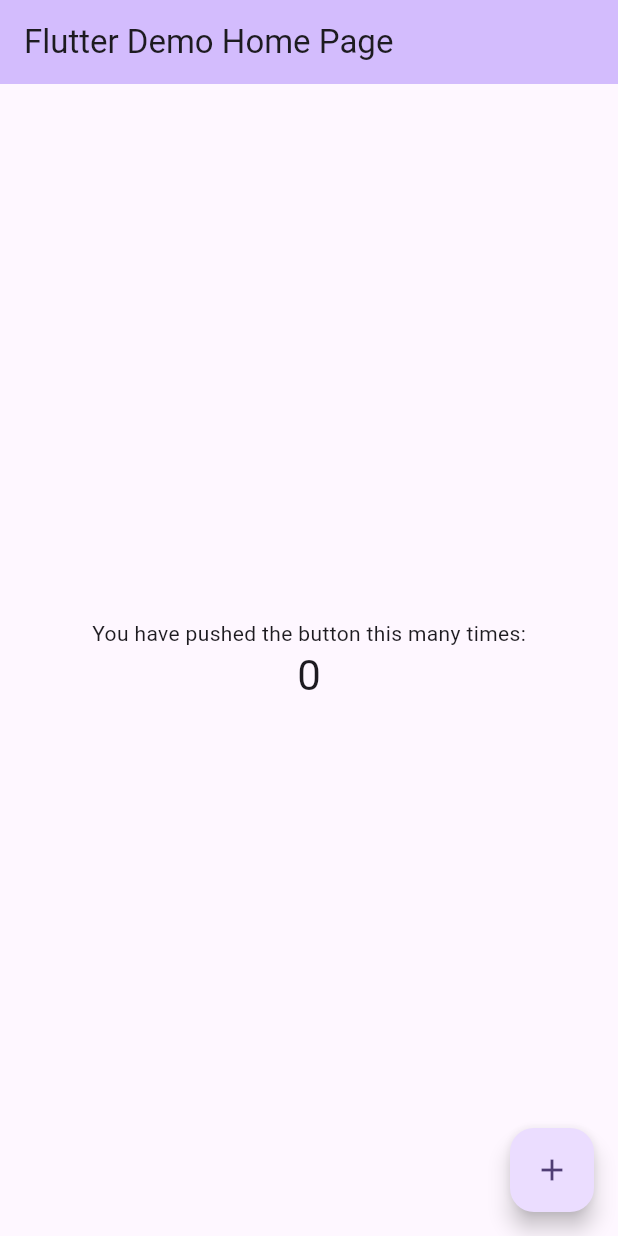
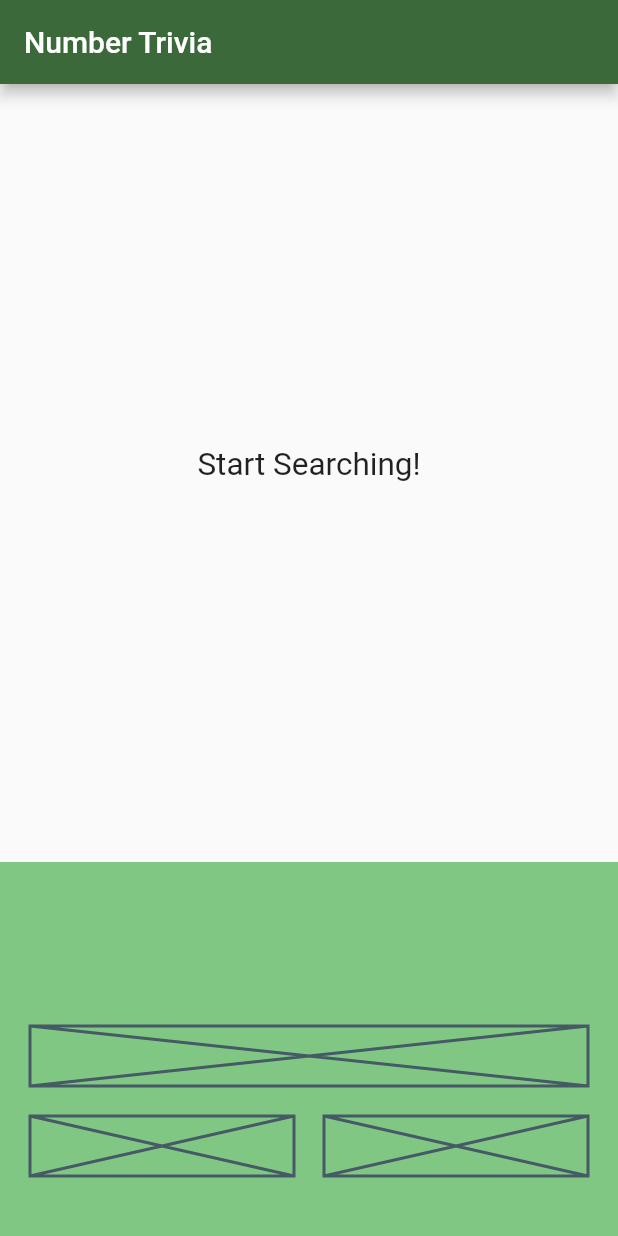
Before and after one commit to eliascreates/Number_Trivia, a Flutter app: the screen it shows after launch, on a phone screen of 412 x 824 dp. Run offline on Flutter 3.47's test engine with Material 2 defaults, Android fonts, the phone set to English and light mode, and no system bars; our stand-ins replace dartz, equatable, flutter_bloc, get_it, internet_connection_checker, shared_preferences.

Commit message:
implement get_it for service locator operations (di) and implement top_trivia_description

```diff
--- /dev/null
+++ b/lib/core/constants/strings.dart
@@ -0,0 +1,5 @@
+final class Strings {
+
+  static const String newMessage = "Start Searching!";
+
+}
--- /dev/null
+++ b/lib/features/number_trivia/presentation/pages/number_trivia_page.dart
@@ -0,0 +1,46 @@
+import 'package:examplenumbertrivia/core/util/input_converter.dart';
+import 'package:examplenumbertrivia/features/number_trivia/domain/usecases/get_concrete_number_trivia.dart';
+import 'package:examplenumbertrivia/features/number_trivia/domain/usecases/get_random_number_trivia.dart';
+import 'package:examplenumbertrivia/injector_container.dart';
+import 'package:flutter/material.dart';
+import 'package:flutter_bloc/flutter_bloc.dart';
+import '../widgets/widgets.dart';
+import '../bloc/number_trivia_bloc.dart';
+
+class NumberTriviaPage extends StatelessWidget {
+  const NumberTriviaPage({super.key});
+
+  @override
+  Widget build(BuildContext context) {
+    return Scaffold(
+      appBar: AppBar(
+        title: const Text('Number Trivia'),
+      ),
+      body: BlocProvider<NumberTriviaBloc>(
+        create: (context) => NumberTriviaBloc(
+          concrete: sl<GetConcreteNumberTrivia>(),
+          random: sl<GetRandomNumberTrivia>(),
+          inputConverter: sl<InputConverter>(),
+        ),
+        child: const NumberTriviaView(),
+      ),
+    );
+  }
+}
+
+class NumberTriviaView extends StatelessWidget {
+  const NumberTriviaView({super.key});
+
+  @override
+  Widget build(BuildContext context) {
+    return const Column(
+      children: [
+        //* TOP HALF
+        /* const  */ Expanded(flex: 2, child: TopTriviaDescription()),
+        /* const  */ SizedBox(height: 20),
+        //* BOTTOM HALF
+        /* const  */ Expanded(flex: 1, child: BottomTriviaInteractions()),
+      ],
+    );
+  }
+}
--- /dev/null
+++ b/lib/features/number_trivia/presentation/widgets/bottom_trivia_interactions.dart
@@ -0,0 +1,41 @@
+import 'package:flutter/material.dart';
+
+class BottomTriviaInteractions extends StatelessWidget {
+  const BottomTriviaInteractions({super.key});
+
+  @override
+  Widget build(BuildContext context) {
+    return Container(
+      padding: const EdgeInsets.symmetric(horizontal: 20).copyWith(bottom: 40),
+      alignment: Alignment.bottomCenter,
+      color: Colors.green.shade300,
+      child: const Column(
+        mainAxisSize: MainAxisSize.min,
+        children: [
+          Placeholder(fallbackHeight: 40),
+          SizedBox(height: 20),
+          Row(
+            mainAxisAlignment: MainAxisAlignment.spaceBetween,
+            children: [
+              Expanded(
+                child: Placeholder(
+                  fallbackHeight: 40,
+                ),
+              ),
+              SizedBox(width: 20),
+              Expanded(
+                child: Placeholder(
+                  fallbackHeight: 40,
+                ),
+              )
+            ],
+          )
+
+          // const Center(
+          //   child: Text("Number Trivia"),
+          // ),
+        ],
+      ),
+    );
+  }
+}
--- /dev/null
+++ b/lib/features/number_trivia/presentation/widgets/message_display.dart
@@ -0,0 +1,21 @@
+part of 'top_trivia_description.dart';
+
+class MessageDisplay extends StatelessWidget {
+  const MessageDisplay({super.key, required this.message});
+  final String message;
+
+  @override
+  Widget build(BuildContext context) {
+    final textTheme = Theme.of(context).textTheme;
+    return SingleChildScrollView(
+      physics: const BouncingScrollPhysics(),
+      scrollDirection: Axis.vertical,
+      child: Text(
+        message,
+        style: textTheme.bodyMedium,
+        textScaleFactor: 1.5,
+        textAlign: TextAlign.center,
+      ),
+    );
+  }
+}
--- /dev/null
+++ b/lib/features/number_trivia/presentation/widgets/top_trivia_description.dart
@@ -0,0 +1,38 @@
+import 'package:flutter/material.dart';
+import 'package:flutter_bloc/flutter_bloc.dart';
+
+import 'package:examplenumbertrivia/core/constants/strings.dart';
+
+import '../../domain/entities/number_trivia.dart';
+import '../bloc/number_trivia_bloc.dart';
+
+part 'message_display.dart';
+part 'trivia_display.dart';
+
+class TopTriviaDescription extends StatelessWidget {
+  const TopTriviaDescription({super.key});
+
+  @override
+  Widget build(BuildContext context) {
+    return Padding(
+      padding: const EdgeInsets.all(10).copyWith(top: 20),
+      child: Center(
+        child: BlocBuilder<NumberTriviaBloc, NumberTriviaState>(
+          builder: (context, state) {
+            if (state is NumberTriviaLoadInProgress) {
+              return const CircularProgressIndicator();
+            } else if (state is NumberTriviaLoadSuccess) {
+              return TriviaDisplay(numberTrivia: state.numberTrivia);
+            } else if (state is NumberTriviaLoadFailure) {
+              return MessageDisplay(message: state.errorMessage);
+            } else if (state is NumberTriviaInitial) {
+              return const MessageDisplay(message: Strings.newMessage);
+            }
+
+            return const Text("Welcome");
+          },
+        ),
+      ),
+    );
+  }
+}
--- /dev/null
+++ b/lib/features/number_trivia/presentation/widgets/trivia_display.dart
@@ -0,0 +1,23 @@
+part of 'top_trivia_description.dart';
+
+class TriviaDisplay extends StatelessWidget {
+  const TriviaDisplay({super.key, required this.numberTrivia});
+
+  final NumberTrivia numberTrivia;
+
+  @override
+  Widget build(BuildContext context) {
+    final textTheme = Theme.of(context).textTheme;
+    return Column(
+      children: [
+        Text(
+          numberTrivia.number.toString(),
+          style: textTheme.titleLarge,
+          textScaleFactor: 1.5,
+        ),
+        const SizedBox(height: 20),
+        Expanded(child: MessageDisplay(message: numberTrivia.text)),
+      ],
+    );
+  }
+}
--- /dev/null
+++ b/lib/features/number_trivia/presentation/widgets/widgets.dart
@@ -0,0 +1,2 @@
+export 'bottom_trivia_interactions.dart';
+export 'top_trivia_description.dart';
--- /dev/null
+++ b/lib/injector_container.dart
@@ -0,0 +1,57 @@
+import 'package:examplenumbertrivia/core/network/network_info.dart';
+import 'package:examplenumbertrivia/features/number_trivia/data/datasources/number_trivia_local_data_source.dart';
+import 'package:examplenumbertrivia/features/number_trivia/data/datasources/number_trivia_remote_data_source.dart';
+import 'package:examplenumbertrivia/features/number_trivia/data/repositories/number_trivia_repository_impl.dart';
+import 'package:internet_connection_checker/internet_connection_checker.dart';
+import 'package:shared_preferences/shared_preferences.dart';
+import 'features/number_trivia/domain/repositories/number_trivia_repository.dart';
+import 'features/number_trivia/domain/usecases/get_concrete_number_trivia.dart';
+import 'features/number_trivia/domain/usecases/get_random_number_trivia.dart';
+import 'package:examplenumbertrivia/core/util/input_converter.dart';
+import 'package:get_it/get_it.dart';
+import 'package:http/http.dart' as http;
+
+final sl = GetIt.instance;
+
+Future<void> init() async {
+  //? FEATURES - Number Trivia
+
+  //Use cases
+  sl.registerLazySingleton(() => GetConcreteNumberTrivia(sl()));
+  sl.registerLazySingleton(() => GetRandomNumberTrivia(sl()));
+
+  // Repository
+  sl.registerLazySingleton<NumberTriviaRepository>(
+    () => NumberTriviaRepositoryImpl(
+      numberTriviaRemoteDataSource: sl(),
+      numberTriviaLocalDataSource: sl(),
+      networkInfo: sl(),
+    ),
+  );
+
+  // Data Sources
+  sl.registerLazySingleton<NumberTriviaRemoteDataSource>(
+      () => NumberTriviaRemoteDataSourceImpl(client: sl()));
+
+  sl.registerLazySingleton<NumberTriviaLocalDataSource>(
+      () => NumberTriviaLocalDataSourceImpl(sharedPreferences: sl()));
+
+  //? CORE
+  sl.registerLazySingleton(() => InputConverter());
+
+  sl.registerLazySingleton<NetworkInfo>(
+      () => NetworkInfoImpl(dataConnectionChecker: sl()));
+
+  //? EXTERNAL
+
+  //TODO: Check the get_it documentation for this
+  // sl.registerLazySingletonAsync<SharedPreferences>(
+  //     () async => await SharedPreferences.getInstance());
+
+  final sharedPreferences = await SharedPreferences.getInstance();
+
+  sl.registerLazySingleton<SharedPreferences>(() => sharedPreferences);
+
+  sl.registerLazySingleton(() => http.Client());
+  sl.registerLazySingleton(() => InternetConnectionChecker());
+}
--- a/lib/main.dart
+++ b/lib/main.dart
@@ -1,125 +1,28 @@
 import 'package:flutter/material.dart';
 
-void main() {
+import 'package:examplenumbertrivia/features/number_trivia/presentation/pages/number_trivia_page.dart';
+
+import 'injector_container.dart' as di;
+
+void main() async {
+  WidgetsFlutterBinding.ensureInitialized();
+  await di.init();
   runApp(const MyApp());
 }
 
 class MyApp extends StatelessWidget {
   const MyApp({super.key});
 
-  // This widget is the root of your application.
   @override
   Widget build(BuildContext context) {
     return MaterialApp(
-      title: 'Flutter Demo',
+      debugShowCheckedModeBanner: false,
+      title: 'Number Trivia',
       theme: ThemeData(
-        // This is the theme of your application.
-        //
-        // TRY THIS: Try running your application with "flutter run". You'll see
-        // the application has a blue toolbar. Then, without quitting the app,
-        // try changing the seedColor in the colorScheme below to Colors.green
-        // and then invoke "hot reload" (save your changes or press the "hot
-        // reload" button in a Flutter-supported IDE, or press "r" if you used
-        // the command line to start the app).
-        //
-        // Notice that the counter didn't reset back to zero; the application
-        // state is not lost during the reload. To reset the state, use hot
-        // restart instead.
-        //
-        // This works for code too, not just values: Most code changes can be
-        // tested with just a hot reload.
-        colorScheme: ColorScheme.fromSeed(seedColor: Colors.deepPurple),
-        useMaterial3: true,
+        primaryColor: Colors.green.shade800,
+        colorScheme: ColorScheme.fromSeed(seedColor: Colors.green),
       ),
-      home: const MyHomePage(title: 'Flutter Demo Home Page'),
+      home: const NumberTriviaPage(),
     );
   }
 }
-
-class MyHomePage extends StatefulWidget {
-  const MyHomePage({super.key, required this.title});
-
-  // This widget is the home page of your application. It is stateful, meaning
-  // that it has a State object (defined below) that contains fields that affect
-  // how it looks.
-
-  // This class is the configuration for the state. It holds the values (in this
-  // case the title) provided by the parent (in this case the App widget) and
-  // used by the build method of the State. Fields in a Widget subclass are
-  // always marked "final".
-
-  final String title;
-
-  @override
-  State<MyHomePage> createState() => _MyHomePageState();
-}
-
-class _MyHomePageState extends State<MyHomePage> {
-  int _counter = 0;
-
-  void _incrementCounter() {
-    setState(() {
-      // This call to setState tells the Flutter framework that something has
-      // changed in this State, which causes it to rerun the build method below
-      // so that the display can reflect the updated values. If we changed
-      // _counter without calling setState(), then the build method would not be
-      // called again, and so nothing would appear to happen.
-      _counter++;
-    });
-  }
-
-  @override
-  Widget build(BuildContext context) {
-    // This method is rerun every time setState is called, for instance as done
-    // by the _incrementCounter method above.
-    //
-    // The Flutter framework has been optimized to make rerunning build methods
-    // fast, so that you can just rebuild anything that needs updating rather
-    // than having to individually change instances of widgets.
-    return Scaffold(
-      appBar: AppBar(
-        // TRY THIS: Try changing the color here to a specific color (to
-        // Colors.amber, perhaps?) and trigger a hot reload to see the AppBar
-        // change color while the other colors stay the same.
-        backgroundColor: Theme.of(context).colorScheme.inversePrimary,
-        // Here we take the value from the MyHomePage object that was created by
-        // the App.build method, and use it to set our appbar title.
-        title: Text(widget.title),
-      ),
-      body: Center(
-        // Center is a layout widget. It takes a single child and positions it
-        // in the middle of the parent.
-        child: Column(
-          // Column is also a layout widget. It takes a list of children and
-          // arranges them vertically. By default, it sizes itself to fit its
-          // children horizontally, and tries to be as tall as its parent.
-          //
-          // Column has various properties to control how it sizes itself and
-          // how it positions its children. Here we use mainAxisAlignment to
-          // center the children vertically; the main axis here is the vertical
-          // axis because Columns are vertical (the cross axis would be
-          // horizontal).
-          //
-          // TRY THIS: Invoke "debug painting" (choose the "Toggle Debug Paint"
-          // action in the IDE, or press "p" in the console), to see the
-          // wireframe for each widget.
-          mainAxisAlignment: MainAxisAlignment.center,
-          children: <Widget>[
-            const Text(
-              'You have pushed the button this many times:',
-            ),
-            Text(
-              '$_counter',
-              style: Theme.of(context).textTheme.headlineMedium,
-            ),
-          ],
-        ),
-      ),
-      floatingActionButton: FloatingActionButton(
-        onPressed: _incrementCounter,
-        tooltip: 'Increment',
-        child: const Icon(Icons.add),
-      ), // This trailing comma makes auto-formatting nicer for build methods.
-    );
-  }
-}
--- a/pubspec.yaml
+++ b/pubspec.yaml
@@ -27,6 +27,8 @@ dependencies:
   #Caching Data locally
   shared_preferences: ^2.2.0
 
+  #Service Locator
+  get_it: ^7.6.0
 
   internet_connection_checker: ^1.0.0+1
   http: ^1.1.0
```
Also changed, not shown: pubspec.lock.
